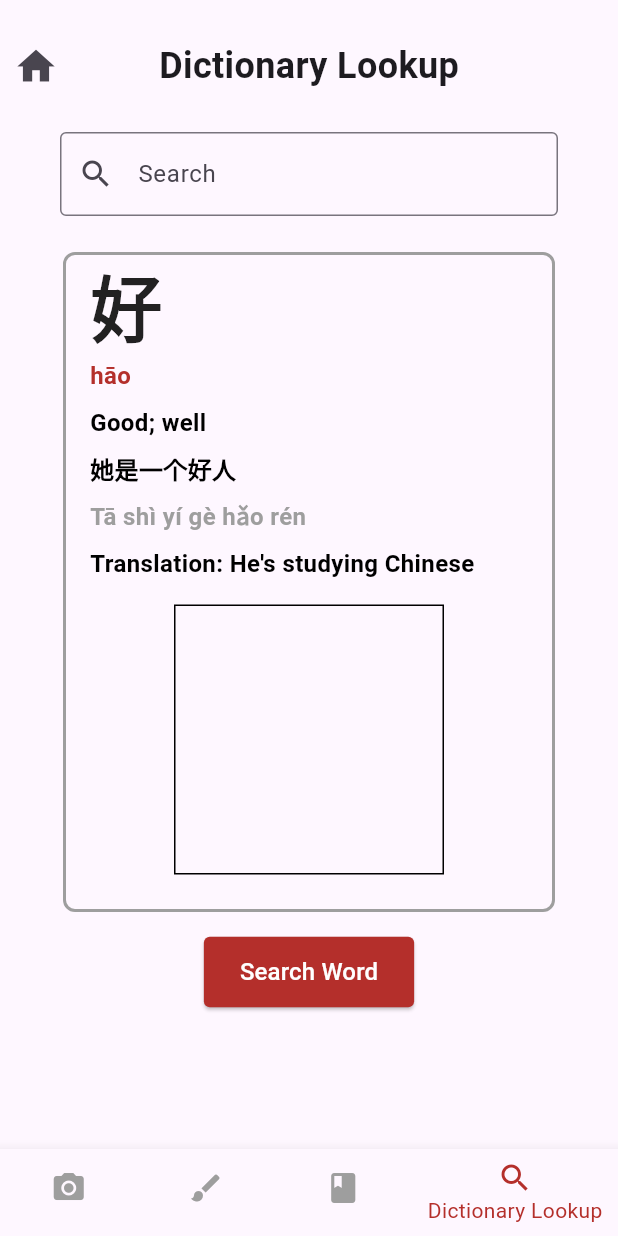
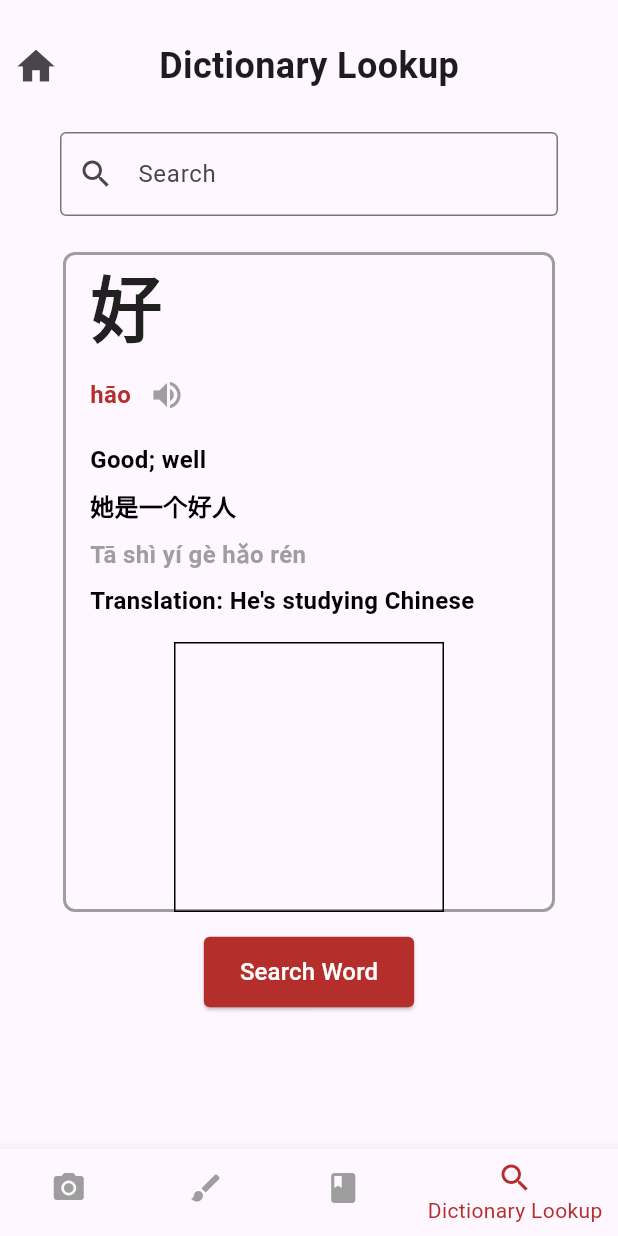
Before and after one commit to JasonS911/flashhanzi, a Flutter app: the screen it shows after launch, after a tap on "Search Characters", on a phone screen of 412 x 824 dp. Run offline on Flutter 3.47's test engine with Material 3 defaults, Android fonts, the phone set to English and light mode, and no system bars; our stand-ins replace camera, flip_card, google_fonts.

Commit message:
audio button UI

```diff
--- a/lib/dictionary_lookup.dart
+++ b/lib/dictionary_lookup.dart
@@ -79,9 +79,11 @@ class _DictionaryLookupState extends State<DictionaryLookup> {
                     ),
                   ),
                 ),
-                const Padding(
-                  padding: EdgeInsets.symmetric(horizontal: 16),
-                  child: Text(
+                Padding(
+                  padding: const EdgeInsets.symmetric(horizontal: 16),
+                  child: Row(
+                    children: [
+                      Text(
                         'hāo', // Pinyin with tone
                         style: TextStyle(
                           fontSize: 16,
@@ -89,6 +91,21 @@ class _DictionaryLookupState extends State<DictionaryLookup> {
                           fontWeight: FontWeight.w600,
                           decoration: TextDecoration.none,
                         ),
+                      ),
+                      IconButton(
+                        icon: const Icon(
+                          Icons.volume_up,
+                          size: 24,
+                          color: Colors.grey,
+                        ),
+                        onPressed: () {
+                          // Add functionality to play audio here
+                          print(
+                            "Playing audio for hāo",
+                          ); // Placeholder for audio functionality
+                        },
+                      ),
+                    ],
                   ),
                 ),
                 const SizedBox(
--- a/lib/home_page.dart
+++ b/lib/home_page.dart
@@ -93,6 +93,17 @@ class _HomePageState extends State<HomePage> {
                                 decoration: TextDecoration.none,
                               ),
                             ),
+                          ),
+                          IconButton(
+                            icon: const Icon(
+                              Icons.volume_up,
+                              size: 24,
+                              color: Colors.grey,
+                            ),
+                            onPressed: () {
+                              // Add functionality to play audio here
+                              doNothing();
+                            },
                           ),
                         ],
                       ),
```
Also changed, not shown: lib/review_characters.dart (+20 -3 lines). Lines whose indentation alone changed are shown as unchanged.
